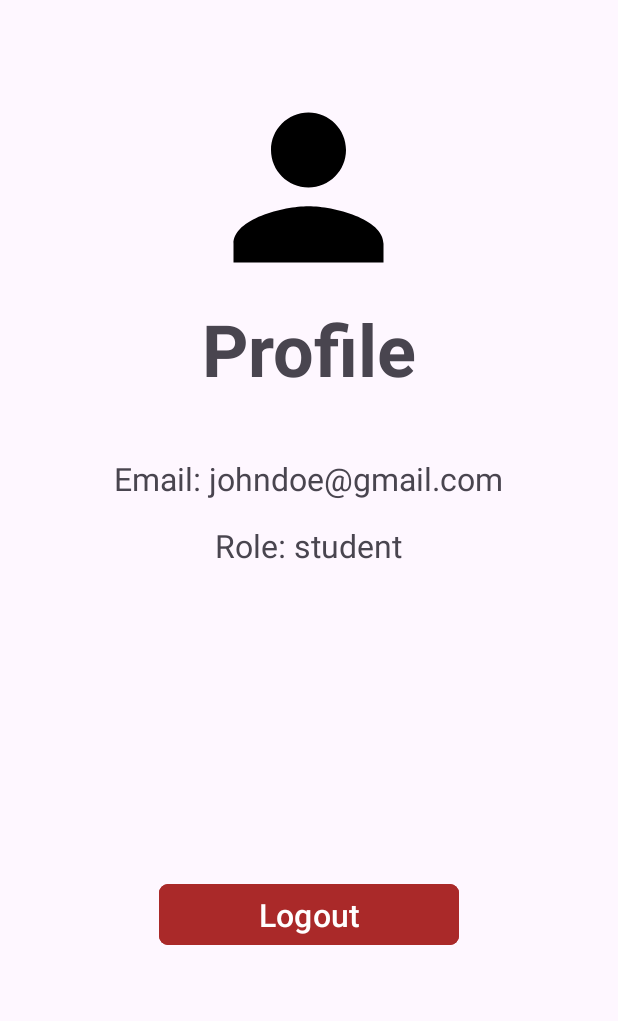
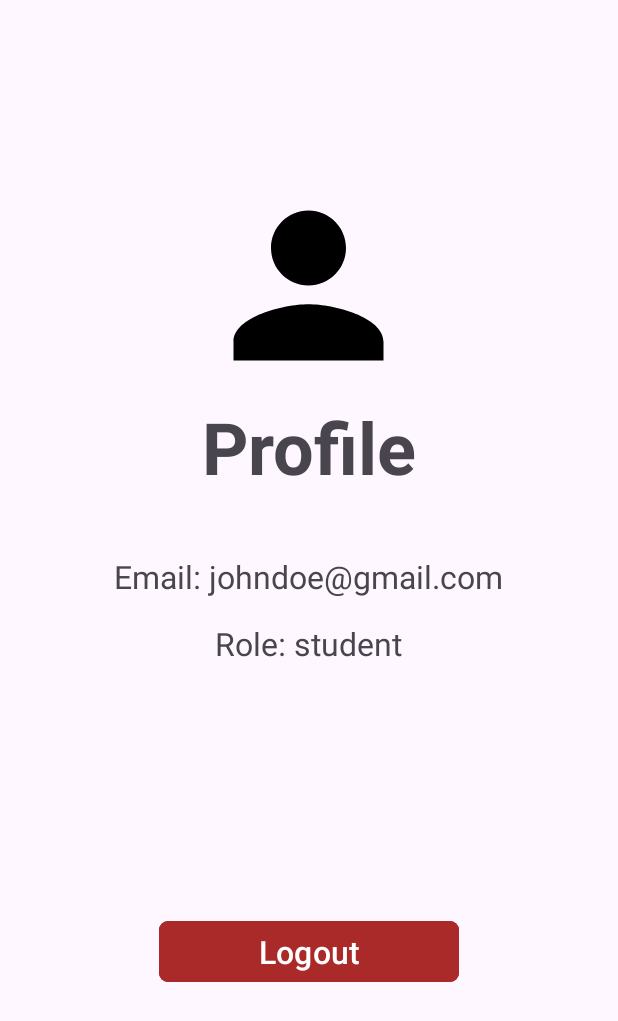
Before and after one commit to AdrianL1123/QuizCaseStudy_dydrian, an Android app: the layout fragment_profile.xml on its own in the app's theme, with its tools: preview values and no code run, on a phone screen of 412 x 824 dp. Shown: the top 1021 px of the screen. Run offline under Robolectric (Android 15) with nearby library versions, the phone set to English and light mode, and no system bars.

Commit message:
minor changes

```diff
--- a/app/src/main/java/com/dydrian/quizCaseStudy/ui/profile/ProfileFragment.kt
+++ b/app/src/main/java/com/dydrian/quizCaseStudy/ui/profile/ProfileFragment.kt
@@ -16,6 +16,7 @@ import androidx.fragment.app.viewModels
 import androidx.lifecycle.lifecycleScope
 import androidx.navigation.fragment.findNavController
 import com.dydrian.quizCaseStudy.R
+import com.dydrian.quizCaseStudy.core.showToast
 import com.dydrian.quizCaseStudy.databinding.FragmentProfileBinding
 import com.dydrian.quizCaseStudy.ui.base.BaseFragment
 import dagger.hilt.android.AndroidEntryPoint
@@ -66,6 +67,7 @@ class ProfileFragment : BaseFragment() {
             viewModel.logout()
             findNavController().navigate(ProfileFragmentDirections.actionToLoginFragment())
             dialog.dismiss()
+            showToast(requireContext(), "Successfully Logged out !")
         }
         dialog.show()
     }
--- a/app/src/main/res/layout/fragment_profile.xml
+++ b/app/src/main/res/layout/fragment_profile.xml
@@ -10,10 +10,8 @@
     <LinearLayout
         android:layout_width="match_parent"
         android:layout_height="match_parent"
-        android:layout_marginLeft="35dp"
-        android:layout_marginRight="35dp"
+        android:layout_margin="65dp"
         android:orientation="vertical">
-
 
         <ImageView
             android:id="@+id/ivProfile"
@@ -60,7 +58,7 @@
             android:layout_width="200dp"
             android:layout_height="wrap_content"
             android:layout_gravity="center"
-            android:layout_marginBottom="190dp"
+            android:layout_marginBottom="100dp"
             android:backgroundTint="@color/error"
             android:text="Logout"
             android:textSize="21sp"
```
